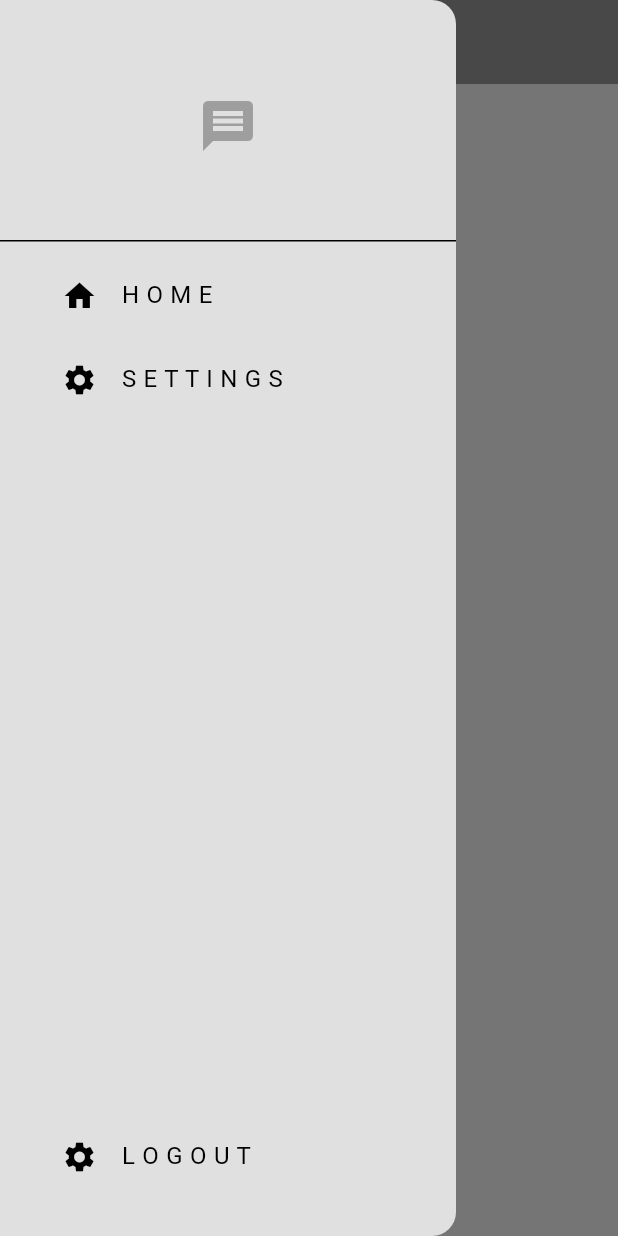
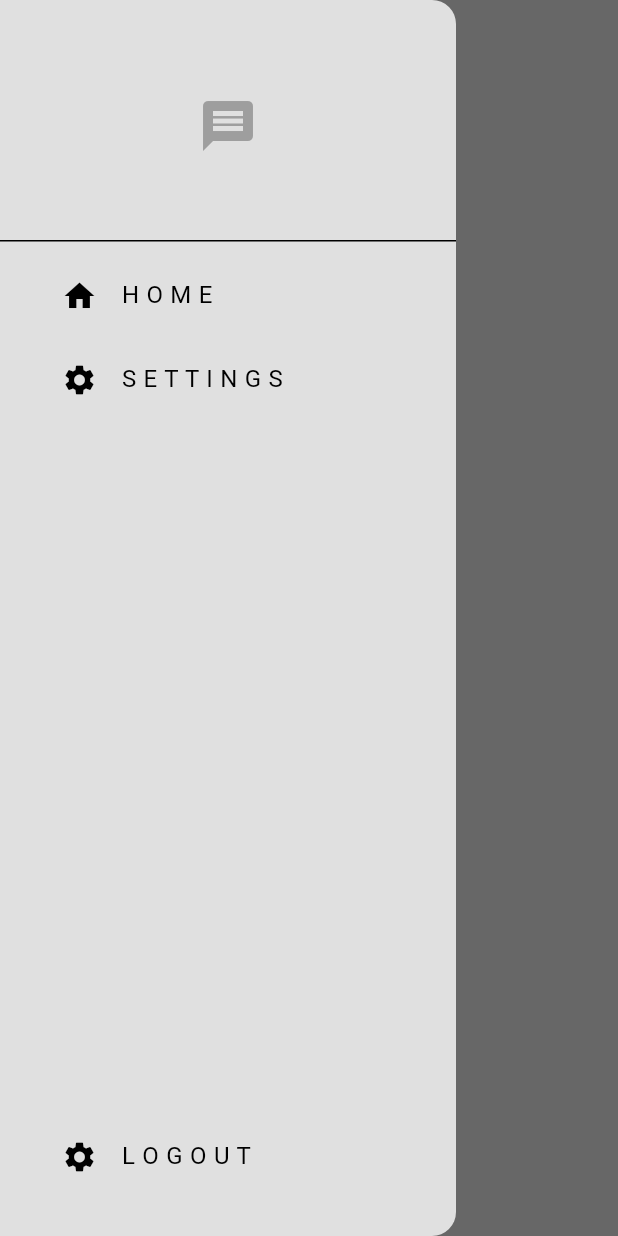
Before and after one commit to MayranL/chat_app, a Flutter app: the screen it shows once a user with an empty profile is signed in, with the side drawer open, on a phone screen of 412 x 824 dp. Run offline on Flutter 3.47's test engine with Material 3 defaults, Android fonts, the phone set to English and light mode, and no system bars; our stand-ins replace cloud_firestore, firebase_auth, firebase_core; accounts and stored records are empty.

```diff
--- a/lib/main.dart
+++ b/lib/main.dart
@@ -1,13 +1,17 @@
 import 'package:chat_app/firebase_options.dart';
 import 'package:chat_app/services/auth/auth_gate.dart';
-import 'package:chat_app/themes/light_mode.dart';
+import 'package:chat_app/themes/theme_provider.dart';
 import 'package:firebase_core/firebase_core.dart';
 import 'package:flutter/material.dart';
+import 'package:provider/provider.dart';
 
 void main() async {
   WidgetsFlutterBinding.ensureInitialized();
   await Firebase.initializeApp(options: DefaultFirebaseOptions.currentPlatform);
-  runApp(const MyApp());
+  runApp(ChangeNotifierProvider(
+    create: (context) => ThemeProvider(),
+    child: const MyApp(),
+  ));
 }
 
 class MyApp extends StatelessWidget {
@@ -18,6 +22,8 @@ class MyApp extends StatelessWidget {
   Widget build(BuildContext context) {
     return MaterialApp(
       debugShowCheckedModeBanner: false,
-      theme: lightMode,
+      theme: Provider.of<ThemeProvider>(context).themeData,
       home: AuthGate(),
-    );}}
+    );
+  }
+}
--- a/lib/pages/home_page.dart
+++ b/lib/pages/home_page.dart
@@ -16,9 +16,10 @@ class HomePage extends StatelessWidget {
   @override
   Widget build(BuildContext context) {
     return Scaffold(
+      backgroundColor: Theme.of(context).colorScheme.background,
       appBar: AppBar(
         title: Text("Home"),
-        backgroundColor: Theme.of(context).colorScheme.primary,
+        backgroundColor: Colors.transparent,
       ),
       drawer: MyDrawer(),
       body: _buildUserList(),
--- /dev/null
+++ b/lib/themes/dark_mode.dart
@@ -0,0 +1,11 @@
+import 'package:flutter/material.dart';
+
+ThemeData darkMode = ThemeData(
+    colorScheme: ColorScheme.dark(
+        background: Colors.grey.shade900,
+        primary: Colors.grey.shade600,
+        secondary: Colors.grey.shade700,
+        tertiary: Colors.grey.shade800,
+        inversePrimary: Colors.grey.shade300
+    )
+);
--- /dev/null
+++ b/lib/themes/theme_provider.dart
@@ -0,0 +1,26 @@
+import 'package:flutter/material.dart';
+
+import 'package:chat_app/themes/light_mode.dart';
+
+import 'package:chat_app/themes/dark_mode.dart';
+
+class ThemeProvider extends ChangeNotifier {
+  ThemeData _themeData = lightMode;
+
+  ThemeData get themeData => _themeData;
+
+  bool get isDarkMode => _themeData == darkMode;
+
+  set themeData(ThemeData themeData) {
+    _themeData = themeData;
+    notifyListeners();
+  }
+
+  void toggleTheme() {
+    if (_themeData == lightMode) {
+      themeData = darkMode;
+    } else {
+      themeData = lightMode;
+    }
+  }
+}
--- a/pubspec.yaml
+++ b/pubspec.yaml
@@ -38,6 +38,7 @@ dependencies:
   firebase_core: ^2.24.2
   firebase_auth: ^4.15.3
   cloud_firestore: ^4.14.0
+  provider: ^6.1.1
 
 dev_dependencies:
   flutter_test:
```
Also changed, not shown: lib/pages/settings_page.dart (+30 -1 lines), pubspec.lock.
